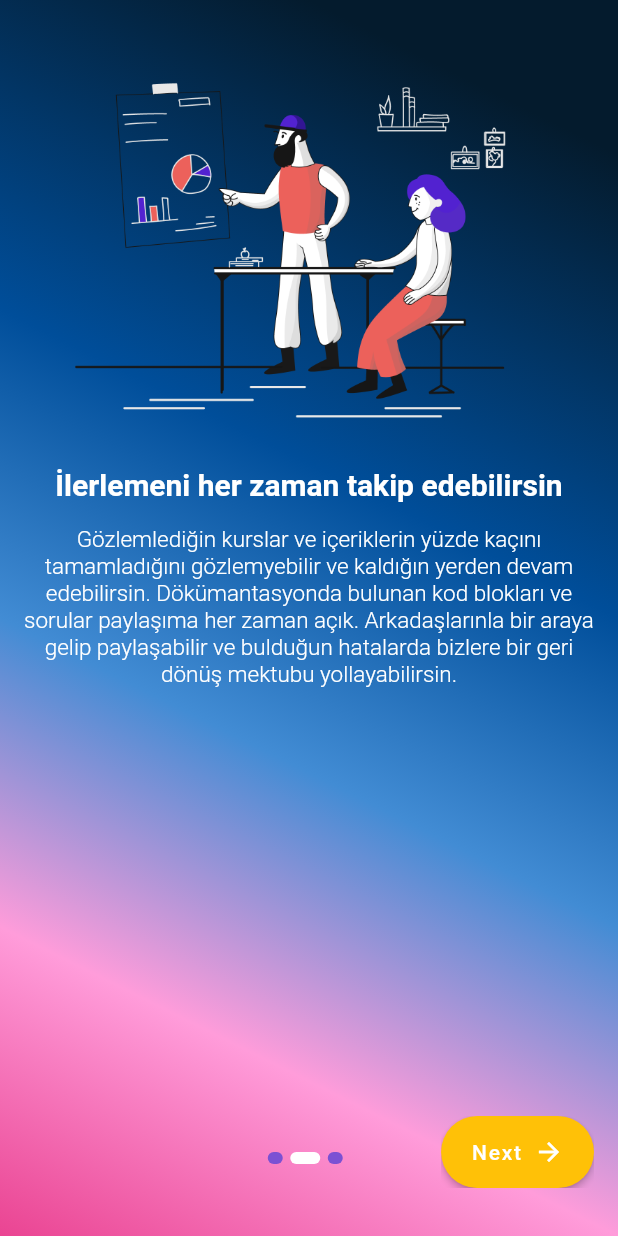
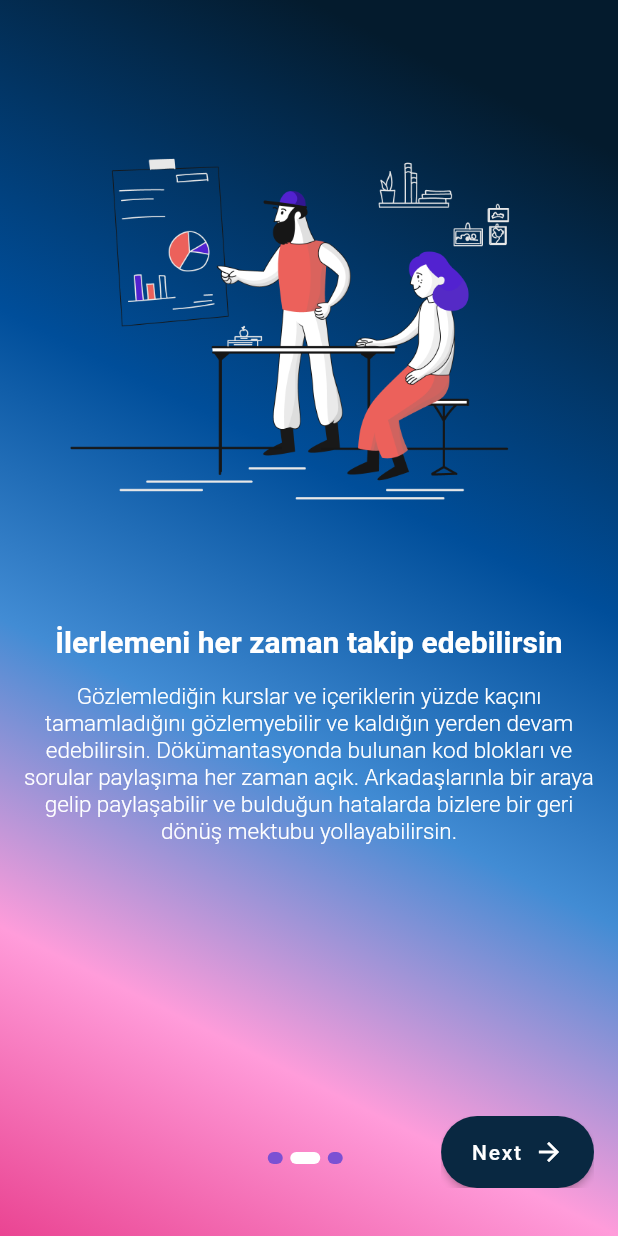
Before and after one commit to berkaykizgir/remote_learn, a Flutter app: the screen it shows after launch, swiped to page 2, on a phone screen of 412 x 824 dp. Run offline on Flutter 3.47's test engine with Material 2 defaults, Android fonts, the light colour scheme and no system bars; our stand-ins replace shared_preferences.

Commit message:
color changes

```diff
--- a/lib/onboarding/onboarding_screen.dart
+++ b/lib/onboarding/onboarding_screen.dart
@@ -35,11 +35,7 @@ class _ScreenOnboardingState extends State<ScreenOnboarding> with SingleTickerPr
       height: 8,
       width: isActive ? 20 : 10,
       decoration: BoxDecoration(
-        color: isActive
-            ? Colors.white
-            : Preferences().getTheme == 0
-                ? const Color(0xFF7B51D3)
-                : const Color(0xFF203354),
+        color: isActive ? Colors.white : const Color(0xFF7B51D3),
         borderRadius: const BorderRadius.all(Radius.circular(50)),
       ),
     );
@@ -91,10 +87,10 @@ class _ScreenOnboardingState extends State<ScreenOnboarding> with SingleTickerPr
               duration: const Duration(milliseconds: 750),
               secondChild: FloatingActionButton.extended(
                 heroTag: "floatSecondTag",
-                backgroundColor: Preferences().getTheme == 0 ? Colors.amber : const Color(0xFF092841),
+                backgroundColor: const Color(0xFF092841),
                 foregroundColor: Colors.white,
                 elevation: 2,
-                splashColor: Preferences().getTheme == 0 ? Colors.amber : const Color(0xFF172841),
+                splashColor: const Color(0xFF172841),
                 onPressed: () {
                   if (codeController.text == '12345678') {
                     Preferences().setRoute = '/teacher-main-screen';
@@ -111,10 +107,10 @@ class _ScreenOnboardingState extends State<ScreenOnboarding> with SingleTickerPr
               crossFadeState: _currentPage != contents.length - 1 ? CrossFadeState.showFirst : CrossFadeState.showSecond,
               firstChild: FloatingActionButton.extended(
                 heroTag: "floatFirstTag",
-                backgroundColor: Preferences().getTheme == 0 ? Colors.amber : const Color(0xFF092841),
+                backgroundColor: const Color(0xFF092841),
                 foregroundColor: Colors.white,
                 elevation: 2,
-                splashColor: Preferences().getTheme == 0 ? const Color(0xFF3036D5) : const Color(0xFF172841),
+                splashColor: const Color(0xFF172841),
                 onPressed: () {
                   _controller.nextPage(duration: const Duration(milliseconds: 500), curve: Curves.easeIn);
                 },
@@ -203,7 +199,9 @@ class _ScreenOnboardingState extends State<ScreenOnboarding> with SingleTickerPr
                         },
                       ),
                     ),
-                    Padding(
+                    ...[
+                      _currentPage == contents.length - 1
+                          ? Padding(
                               padding: const EdgeInsets.all(48.0),
                               child: AnimatedOpacity(
                                 opacity: _currentPage == contents.length - 1 ? 1 : 0,
@@ -240,7 +238,9 @@ class _ScreenOnboardingState extends State<ScreenOnboarding> with SingleTickerPr
                                   ],
                                 ),
                               ),
-                    ),
+                            )
+                          : Container()
+                    ],
                     Padding(
                       padding: const EdgeInsets.only(bottom: 48.0),
                       child: AnimatedOpacity(
--- a/lib/teacher_main_screen.dart
+++ b/lib/teacher_main_screen.dart
@@ -78,7 +78,7 @@ class _TeacherMainScreenState extends State<TeacherMainScreen> {
                             ),
                             style: ElevatedButton.styleFrom(
                               shape: const StadiumBorder(),
-                              primary: Preferences().getTheme == 0 ? const Color(0xFF4563DB) : const Color(0xFF1c2e4a),
+                              primary: Preferences().getThemeButtonColor(),
                               minimumSize: const Size(300, 40),
                               elevation: 12,
                             ),
@@ -95,7 +95,7 @@ class _TeacherMainScreenState extends State<TeacherMainScreen> {
                               ),
                               style: ElevatedButton.styleFrom(
                                 shape: const StadiumBorder(),
-                                primary: Preferences().getTheme == 0 ? const Color(0xFF4563DB) : const Color(0xFF1c2e4a),
+                                primary: Preferences().getThemeButtonColor(),
                                 minimumSize: const Size(300, 40),
                                 elevation: 12,
                               ),
@@ -113,7 +113,7 @@ class _TeacherMainScreenState extends State<TeacherMainScreen> {
                               ),
                               style: ElevatedButton.styleFrom(
                                 shape: const StadiumBorder(),
-                                primary: Preferences().getTheme == 0 ? const Color(0xFF4563DB) : const Color(0xFF1c2e4a),
+                                primary: Preferences().getThemeButtonColor(),
                                 minimumSize: const Size(300, 40),
                                 elevation: 12,
                               ),
```
Also changed, not shown: lib/preferences.dart (+10 -1 lines), lib/student_main_screen.dart (+4 -4 lines). Lines whose indentation alone changed are shown as unchanged.
